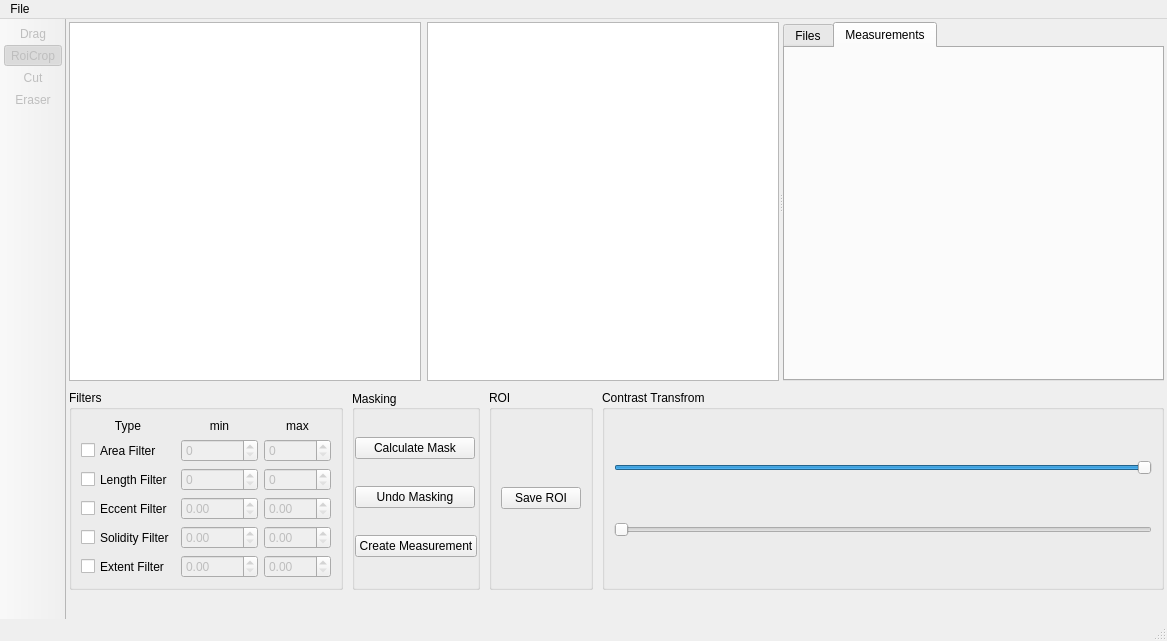
First picture: the form in stim_tool_main_window.ui, repository MartNied/STIM_Tool, before the edit.
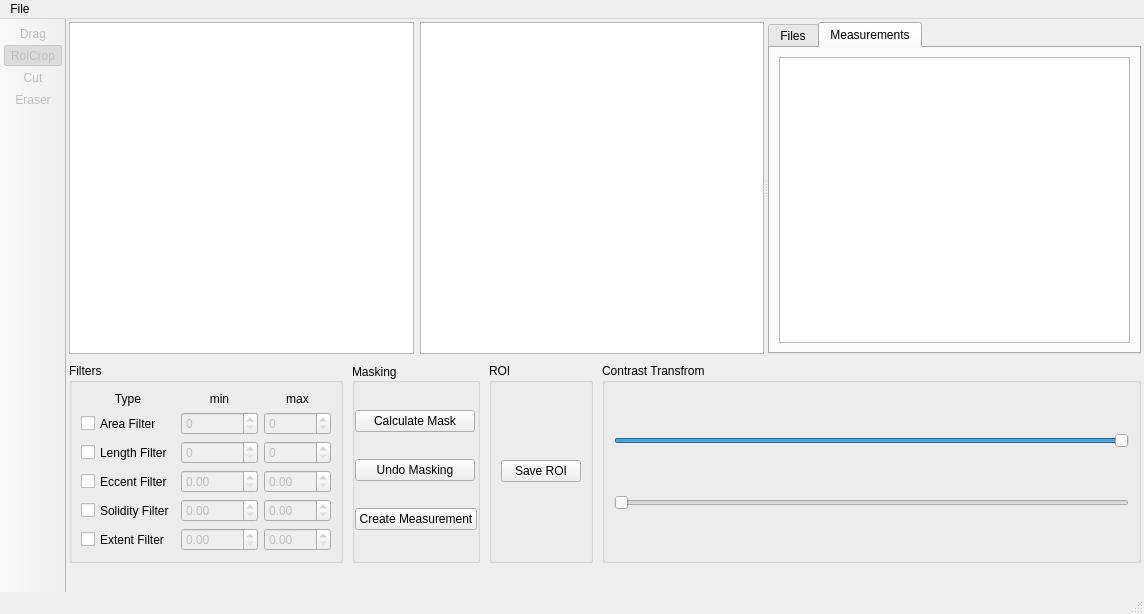
Second picture: the form after the edit. The open tabs and pages were chosen to show the change. Icons and pictures are not drawn.

Diff of the .ui file:
```diff
--- a/stim_tool_main_window.ui
+++ b/stim_tool_main_window.ui
@@ -9,8 +9,8 @@
    <rect>
     <x>0</x>
     <y>0</y>
-    <width>1167</width>
-    <height>641</height>
+    <width>1144</width>
+    <height>614</height>
    </rect>
   </property>
   <property name="sizePolicy">
@@ -157,6 +157,21 @@
         <attribute name="title">
          <string>Measurements</string>
         </attribute>
+        <layout class="QVBoxLayout" name="verticalLayout_4">
+         <item>
+          <widget class="QTreeView" name="measureTree">
+           <property name="contextMenuPolicy">
+            <enum>Qt::CustomContextMenu</enum>
+           </property>
+           <property name="selectionMode">
+            <enum>QAbstractItemView::MultiSelection</enum>
+           </property>
+           <property name="itemsExpandable">
+            <bool>false</bool>
+           </property>
+          </widget>
+         </item>
+        </layout>
        </widget>
       </widget>
      </widget>
@@ -735,7 +750,7 @@
     <rect>
      <x>0</x>
      <y>0</y>
-     <width>1167</width>
+     <width>1144</width>
      <height>21</height>
     </rect>
    </property>
```
Left out of the diff: 14 changed lines with no effect on the pictures.
